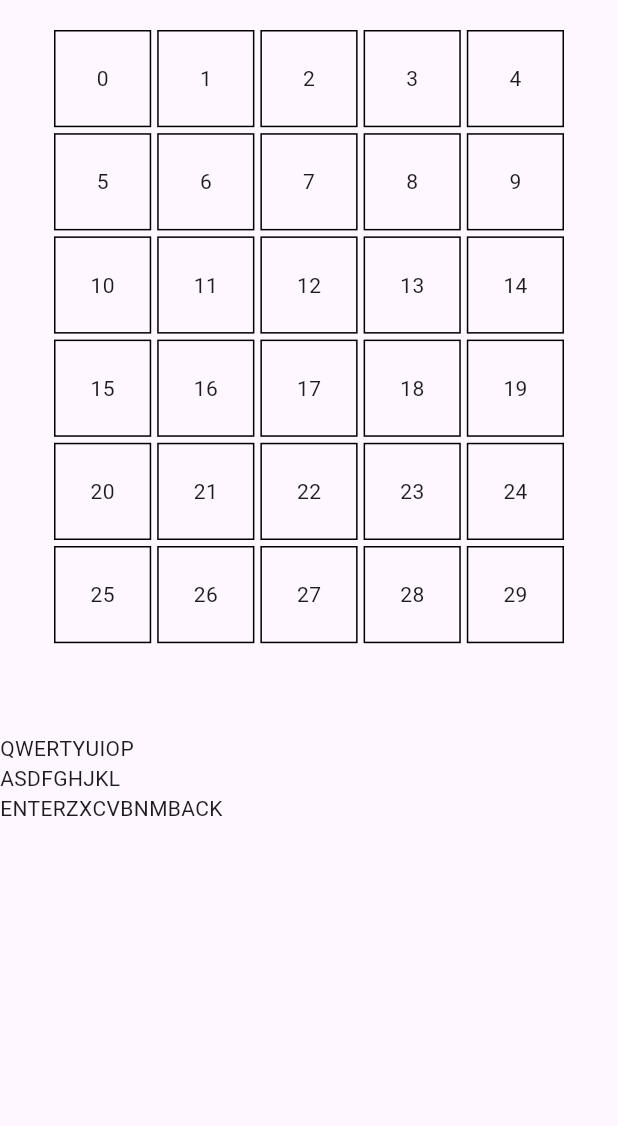
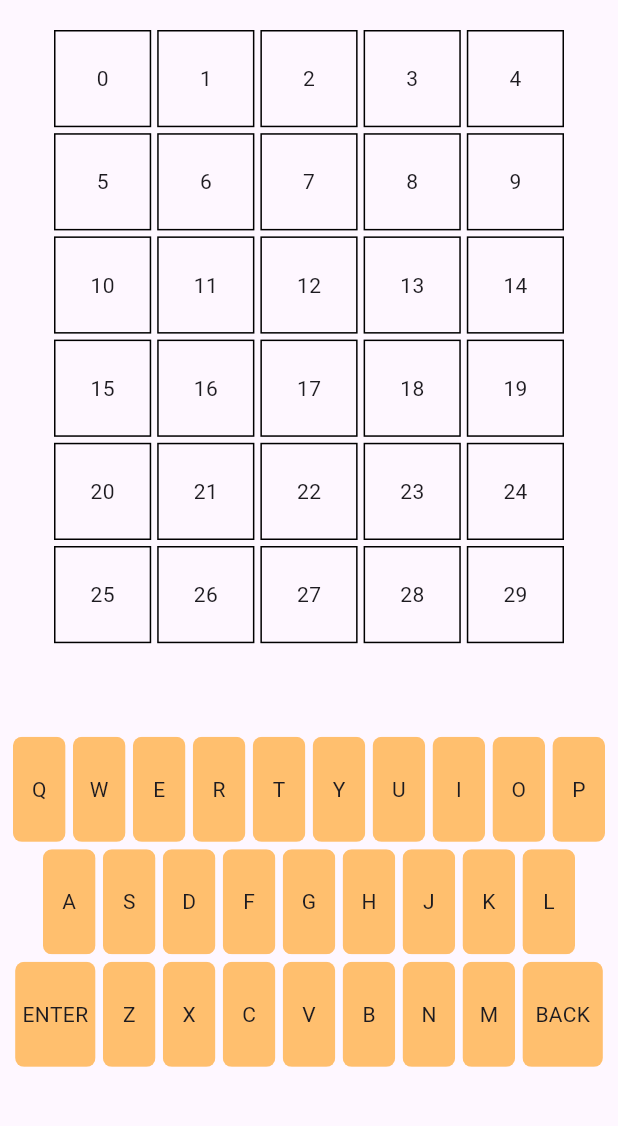
Before and after one commit to stp2003/Wordle, a Flutter app: the screen it shows after launch, on a phone screen of 412 x 824 dp, the part 84-1210 px from its top. Run offline on Flutter 3.47's test engine with Material 3 defaults, Android fonts, the phone set to English and light mode, and no system bars.

Commit message:
basic keyboard ui made

```diff
--- a/lib/components/keyboard_row.dart
+++ b/lib/components/keyboard_row.dart
@@ -14,13 +14,36 @@ class KeyboardRow extends StatelessWidget {
 
   @override
   Widget build(BuildContext context) {
+    final size = MediaQuery.of(context).size;
     int index = 0;
     return Row(
+      mainAxisAlignment: MainAxisAlignment.center,
       children: keysMap.entries.map(
         (e) {
           index++;
           if (index >= min && index <= max) {
-            return Text(e.key);
+            return Padding(
+              padding: EdgeInsets.all(size.width * 0.006),
+              child: ClipRRect(
+                borderRadius: BorderRadius.circular(6.0),
+                child: Container(
+                  color: Colors.orangeAccent,
+                  width: e.key == 'ENTER' || e.key == 'BACK'
+                      ? size.width * 0.13
+                      : size.width * 0.085,
+                  height: size.height * 0.085,
+                  child: Material(
+                    color: Colors.white24,
+                    child: InkWell(
+                      onTap: () {},
+                      child: Center(
+                        child: Text(e.key),
+                      ),
+                    ),
+                  ),
+                ),
+              ),
+            );
           } else {
             return const SizedBox();
           }
```
